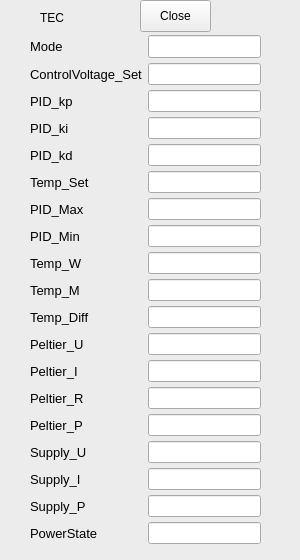
First picture: the form in test1/TECDisplay.ui, repository ursl/tessie, before the edit.
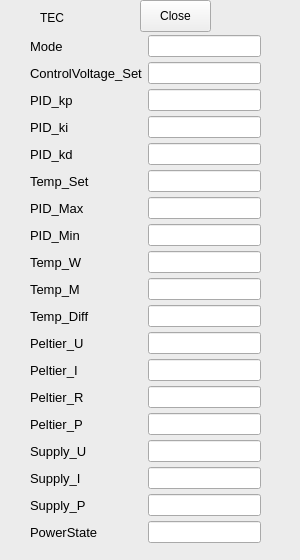
Second picture: the form after the edit.

```diff
--- a/test1/TECDisplay.ui
+++ b/test1/TECDisplay.ui
@@ -147,7 +147,8 @@
      <widget class="QLineEdit" name="value_00">
       <property name="font">
        <font>
-        <pointsize>10</pointsize>
+        <family>Arial</family>
+        <pointsize>8</pointsize>
        </font>
       </property>
      </widget>
```
